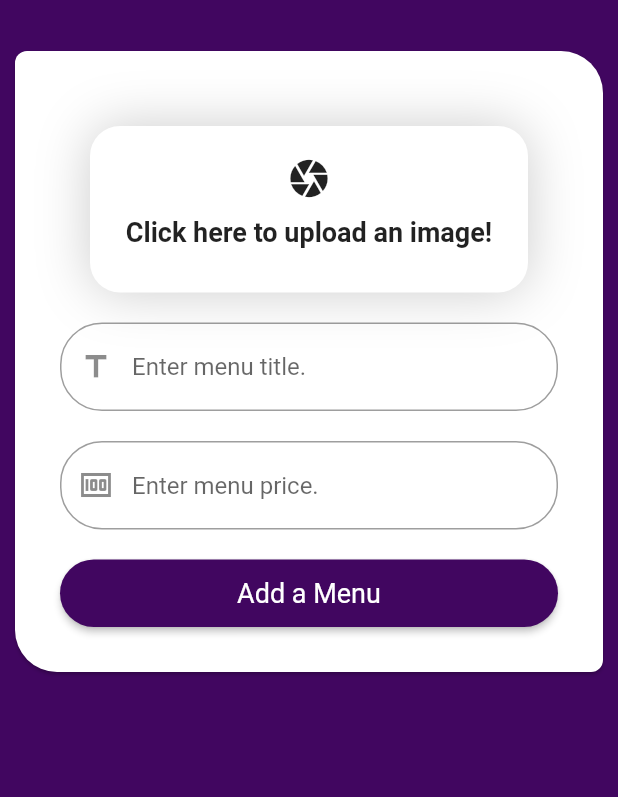
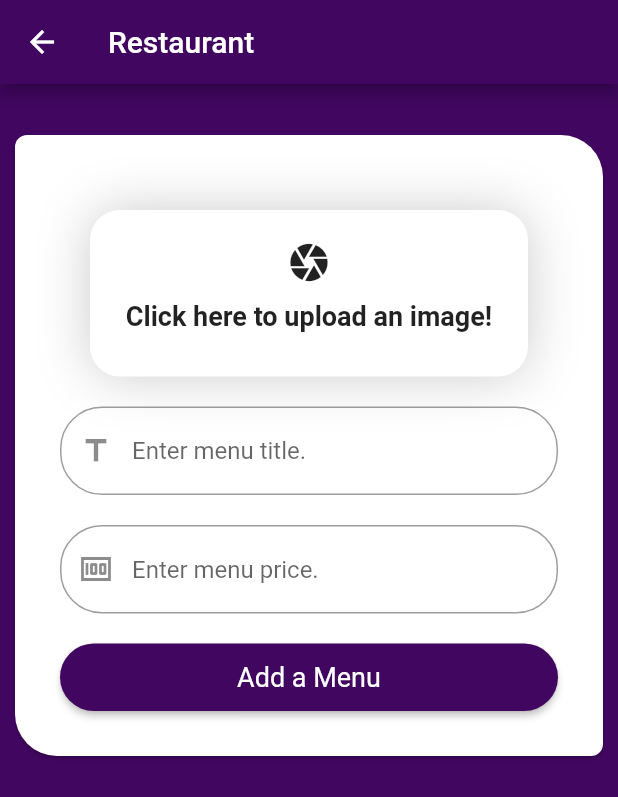
Before and after one commit to mercurystudio99/kalamazoo_admin, a Flutter app: the Restaurant screen opened directly, on a phone screen of 412 x 824 dp. Shown: the top 797 px of the screen. Run offline on Flutter 3.47's test engine with Material 2 defaults, Android fonts, the light colour scheme and no system bars; our stand-ins replace chewie, cloud_firestore, file_picker, firebase_core, firebase_storage, flutter_native_splash and 2 more; missing offline and left inert: excel; accounts and stored records are empty; statements that could not run were skipped.

Commit message:
minor fix

```diff
--- a/lib/screens/restaurant.dart
+++ b/lib/screens/restaurant.dart
@@ -63,6 +63,9 @@ class _RestaurantState extends State<Restaurant> {
     return Scaffold(
       key: _scaffoldKey,
       backgroundColor: Theme.of(context).primaryColor,
+      appBar: AppBar(
+        title: const Text("Restaurant"),
+      ),
       body: SingleChildScrollView(
         padding: const EdgeInsets.only(top: 30.0),
         child: Center(
```
